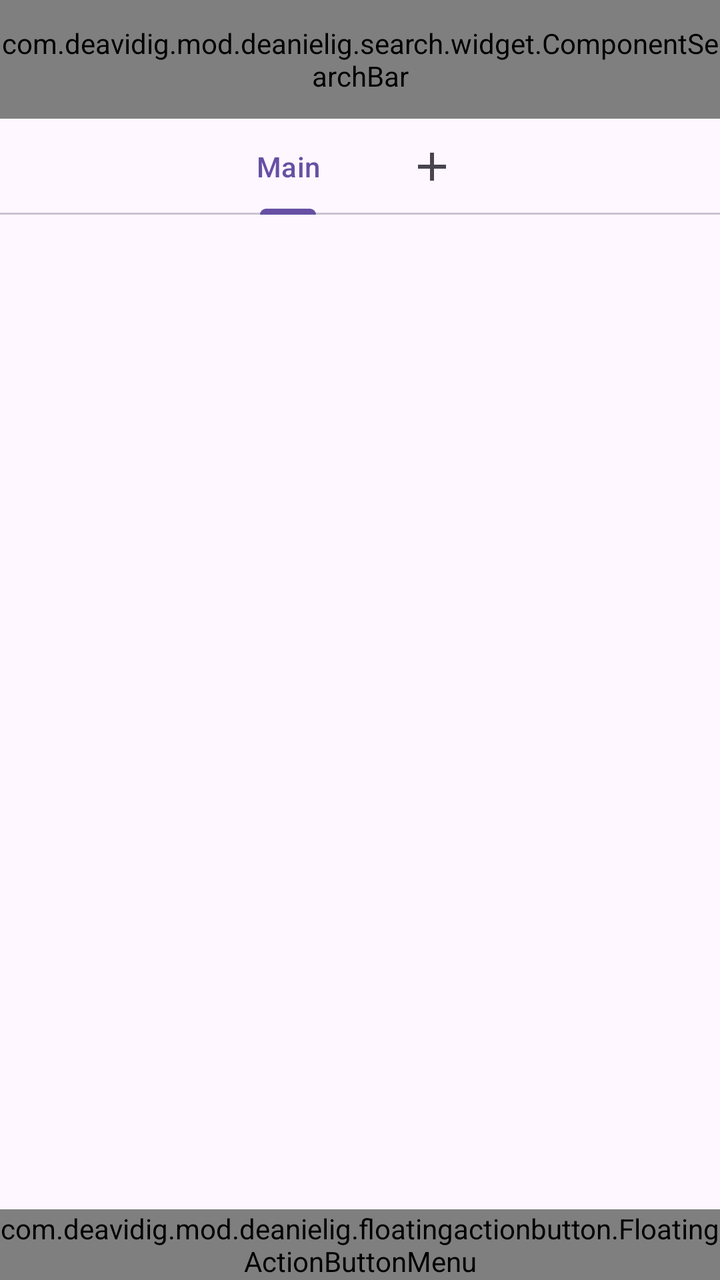
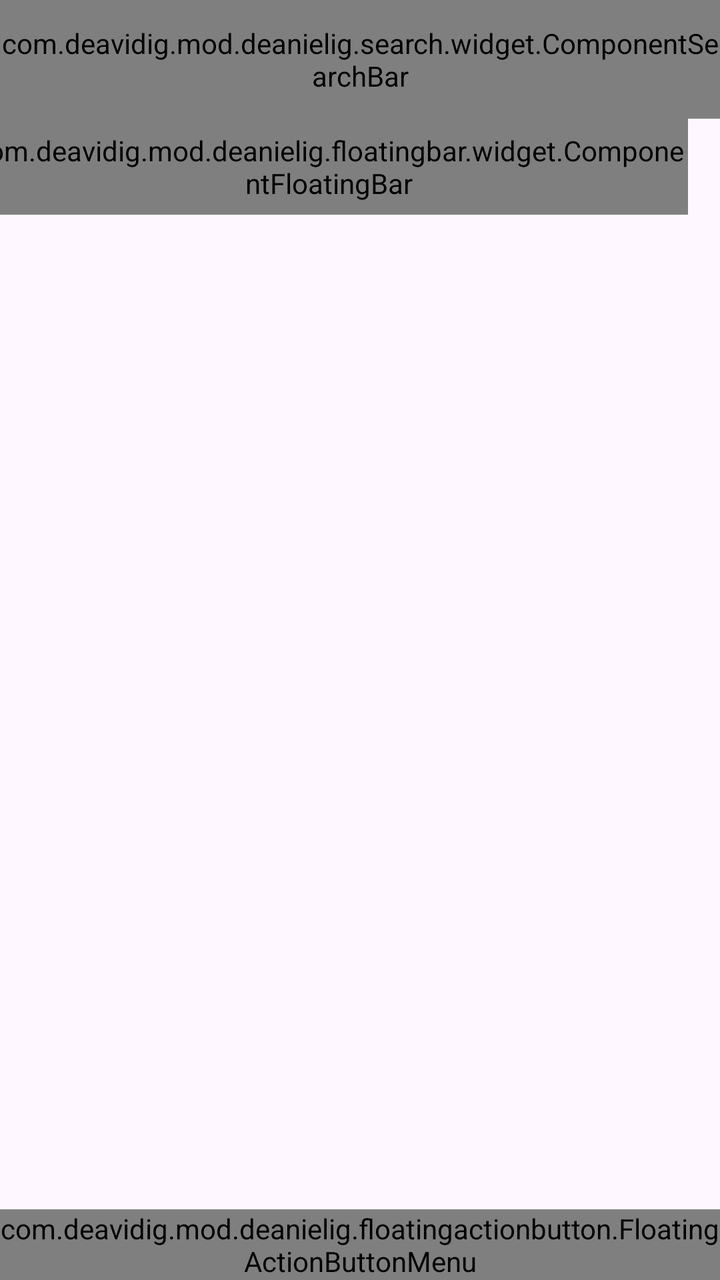

Before-and-after screenshots of an Android layout around one commit, followed by the original layout XML and the change that was made.
<!-- AndroidManifest.xml: application theme Theme.SketchprojectPro -->
<!-- res/layout/activity_main.xml -->
<?xml version="1.0" encoding="utf-8"?>
<androidx.coordinatorlayout.widget.CoordinatorLayout xmlns:android="http://schemas.android.com/apk/res/android"
	xmlns:app="http://schemas.android.com/apk/res-auto"
	xmlns:tools="http://schemas.android.com/tools"
	android:id="@+id/main"
	android:layout_width="match_parent"
	android:layout_height="match_parent"
	tools:context="com.deavidig.skecth.project.main.activities.MainActivity">

	<com.google.android.material.appbar.AppBarLayout
		android:layout_width="match_parent"
		android:layout_height="wrap_content">

		<com.deavidig.mod.deanielig.search.widget.ComponentSearchBar
			android:id="@+id/barSearch"
			android:layout_width="match_parent"
			android:layout_height="wrap_content"
			android:paddingVertical="12dp"
			android:hint="Enter project name..."
			app:title="Type here to Search Project"
			app:titleTextSize="18dp" />

		<com.google.android.material.tabs.TabLayout
			android:id="@+id/tabFilter"
			android:layout_width="match_parent"
			android:layout_height="wrap_content"
			app:tabGravity="center"
			app:tabMode="scrollable">

			<com.google.android.material.tabs.TabItem
				android:layout_width="match_parent"
				android:layout_height="match_parent"
				android:text="Main" />

			<com.google.android.material.tabs.TabItem
				android:layout_width="match_parent"
				android:layout_height="match_parent"
				android:icon="@drawable/ic_add_24" />

		</com.google.android.material.tabs.TabLayout>

	</com.google.android.material.appbar.AppBarLayout>

	<androidx.recyclerview.widget.RecyclerView
		android:layout_width="match_parent"
		android:layout_height="match_parent"
		android:padding="8dp"
		app:layout_behavior="com.google.android.material.appbar.AppBarLayout$ScrollingViewBehavior"
		app:layoutManager="androidx.recyclerview.widget.LinearLayoutManager"
		tools:itemCount="15"
		tools:listitem="@layout/activity_main_recyclerview_project" />

	

	<com.deavidig.mod.deanielig.floatingactionbutton.FloatingActionButtonMenu
		android:id="@+id/projectCreator"
		android:layout_width="wrap_content"
		android:layout_height="wrap_content"
		android:layout_gravity="end|bottom"
		android:text="New Project"
		android:icon="@drawable/ic_add_24"
		app:iconSide="start"
		app:menuOrientation="top"
		app:activeMenuBy="longclick"
		app:scrimEnabled="false">

		<com.deavidig.mod.deanielig.floatingactionbutton.FloatingActionButtonItem
			android:layout_width="wrap_content"
			android:layout_height="wrap_content"
			app:icon="@drawable/ic_settings_backup_restore_24"
			android:text="Restore" />

	</com.deavidig.mod.deanielig.floatingactionbutton.FloatingActionButtonMenu>


</androidx.coordinatorlayout.widget.CoordinatorLayout>
<!-- res/layout/activity_main_recyclerview_project.xml (included above) -->
<?xml version="1.0" encoding="utf-8"?>
<androidx.constraintlayout.widget.ConstraintLayout xmlns:android="http://schemas.android.com/apk/res/android"
	xmlns:app="http://schemas.android.com/apk/res-auto"
	xmlns:tools="http://schemas.android.com/tools"
	android:background="@drawable/bg_project_single"
	android:layout_width="match_parent"
	android:layout_height="75dp">

	<com.deavidig.mod.deanielig.divider.widget.AppCompatComponentMaterialDivider
		android:id="@+id/top_project"
		android:layout_width="0dp"
		android:layout_height="2dp"
		android:background="?attr/colorSurfaceContainerHigh"
		android:visibility="invisible"
		app:dividerInsetEnd="20dp"
		app:dividerInsetStart="20dp"
		app:dividerRadiusTopLeftSize="8dp"
		app:dividerRadiusTopRightSize="8dp"
		app:layout_constraintEnd_toEndOf="parent"
		app:layout_constraintStart_toStartOf="parent" />

	<com.google.android.material.imageview.ShapeableImageView
		android:id="@+id/project_icon"
		android:layout_width="50dp"
		android:layout_height="50dp"
		android:layout_marginStart="8dp"
		android:background="@drawable/ef_gradient_bottomtop_dark"
		app:shapeAppearance="@style/Widget.ComponentMaterial3.ShapeableImageView.Rounded"
		app:layout_constraintBottom_toBottomOf="parent"
		app:layout_constraintStart_toStartOf="parent"
		app:layout_constraintTop_toTopOf="parent"
		app:layout_constraintVertical_bias="0.48" />

	<TextView
		android:id="@+id/description_project"
		style="@style/TextAppearance.Material3.BodyMedium"
		android:layout_width="wrap_content"
		android:layout_height="wrap_content"
		android:layout_marginStart="8dp"
		android:layout_marginBottom="16dp"
		android:text="This is a description of the project"
		android:textColor="#808080"
		app:layout_constraintBottom_toBottomOf="parent"
		app:layout_constraintStart_toEndOf="@+id/project_icon" />

	<TextView
		style="@style/TextAppearance.Material3.TitleLarge.Emphasized"
		android:id="@+id/title_project"
		android:layout_width="wrap_content"
		android:layout_height="wrap_content"
		android:layout_marginStart="8dp"
		android:text="Title of the Project"
		android:textColor="#202020"
		app:layout_constraintBottom_toTopOf="@+id/description_project"
		app:layout_constraintStart_toEndOf="@+id/project_icon"
		app:layout_constraintTop_toTopOf="parent"
		app:layout_constraintVertical_bias="0.923" />

	<TextView
		android:id="@+id/id_project"
		android:layout_width="wrap_content"
		android:layout_height="wrap_content"
		android:layout_marginBottom="2dp"
		android:text="600"
		android:textColor="#FAFAFA"
		app:layout_constraintBottom_toBottomOf="@+id/project_icon"
		app:layout_constraintEnd_toEndOf="@+id/project_icon"
		app:layout_constraintStart_toStartOf="@+id/project_icon" />

	<com.deavidig.mod.deanielig.divider.widget.ComponentMaterialDivider
		android:layout_width="2dp"
		android:layout_height="35dp"
		android:layout_marginEnd="7.5dp"
		android:background="?attr/colorSurfaceContainerHighest"
		app:dividerRadiusSize="8dp"
		app:layout_constraintBottom_toBottomOf="parent"
		app:layout_constraintEnd_toStartOf="@+id/options_project"
		app:layout_constraintTop_toTopOf="parent" />

	<androidx.constraintlayout.utils.widget.ImageFilterButton
		android:id="@+id/options_project"
		android:layout_width="25dp"
		android:layout_height="25dp"
		android:layout_marginEnd="8dp"
		android:background="@android:color/transparent"
		android:src="@drawable/ic_arrow_forward_ios_24"
		android:tint="?attr/colorSurfaceContainerHighest"
		app:layout_constraintBottom_toBottomOf="parent"
		app:layout_constraintEnd_toEndOf="parent"
		app:layout_constraintTop_toTopOf="parent" />

	<com.deavidig.mod.deanielig.divider.widget.ComponentMaterialDivider
		android:id="@+id/bottom_project"
		android:layout_width="0dp"
		android:layout_height="2dp"
		android:background="?attr/colorSurfaceContainerHigh"
		android:visibility="invisible"
		app:dividerInsetEnd="20dp"
		app:dividerInsetStart="20dp"
		app:dividerRadiusBottomLeftSize="8dp"
		app:dividerRadiusBottomRightSize="8dp"
		app:layout_constraintBottom_toBottomOf="parent"
		app:layout_constraintEnd_toEndOf="parent"
		app:layout_constraintStart_toStartOf="parent" />

</androidx.constraintlayout.widget.ConstraintLayout>
<!-- resources referenced by this layout -->
<resources>
  <!-- drawable bg_project_single (drawable) -->
  <?xml version="1.0" encoding="utf-8"?>
  <ripple xmlns:android="http://schemas.android.com/apk/res/android"
  	android:color="?attr/colorControlHighlight">
  	<item>
  		<shape android:shape="rectangle">
  			<solid android:color="?attr/colorSurfaceContainer" />
  			<corners android:radius="18dp" />
  		</shape>
  	</item>
  </ripple>
  <!-- drawable ef_gradient_bottomtop_dark (drawable) -->
  <?xml version="1.0" encoding="utf-8"?>
  <shape xmlns:android="http://schemas.android.com/apk/res/android">
  	<gradient android:angle="90" android:startColor="@android:color/background_dark" android:endColor="@android:color/transparent" />
  </shape>
  <!-- drawable ic_arrow_forward_ios_24 (drawable) -->
  <vector xmlns:android="http://schemas.android.com/apk/res/android"
  	android:width="24dp"
  	android:height="24dp"
  	android:viewportWidth="24"
  	android:viewportHeight="24">
  
  	<path
  		android:fillColor="#D9D9D9"
  		android:pathData="M6.23,20.23l1.77,1.77l10,-10l-10,-10l-1.77,1.77l8.23,8.23z" />
  
  </vector>
  <style name="Theme.SketchprojectPro" parent="Base.Theme.SketchprojectPro" />
  <!-- unchanged entries left out for length: 4 -->
</resources>

<!-- the commit's change to res/layout/activity_main.xml (unified diff, before → after) -->
@@ -15,38 +15,71 @@
 			android:id="@+id/barSearch"
 			android:layout_width="match_parent"
 			android:layout_height="wrap_content"
+			android:hint="Enter project name..."
 			android:paddingVertical="12dp"
-			android:hint="Enter project name..."
+			app:pillElevation="0dp"
+			app:pillMenuRight="@menu/activity_project_creator_back_searchbar_right_menu"
 			app:title="Type here to Search Project"
 			app:titleTextSize="18dp" />
 
-		<com.google.android.material.tabs.TabLayout
-			android:id="@+id/tabFilter"
+		<androidx.constraintlayout.widget.ConstraintLayout
 			android:layout_width="match_parent"
-			android:layout_height="wrap_content"
-			app:tabGravity="center"
-			app:tabMode="scrollable">
-
-			<com.google.android.material.tabs.TabItem
-				android:layout_width="match_parent"
-				android:layout_height="match_parent"
-				android:text="Main" />
-
-			<com.google.android.material.tabs.TabItem
-				android:layout_width="match_parent"
-				android:layout_height="match_parent"
-				android:icon="@drawable/ic_add_24" />
-
-		</com.google.android.material.tabs.TabLayout>
+			android:layout_height="wrap_content">
+
+			<com.google.android.material.tabs.TabLayout
+				android:id="@+id/tabFilter"
+				android:layout_width="0dp"
+				android:layout_height="wrap_content"
+				android:layout_marginStart="16dp"
+				android:layout_marginEnd="4dp"
+				android:background="@drawable/tab_background"
+				android:paddingHorizontal="8dp"
+				app:layout_constraintBottom_toBottomOf="parent"
+				app:layout_constraintEnd_toStartOf="@+id/tabsButton"
+				app:layout_constraintStart_toStartOf="parent"
+				app:layout_constraintTop_toTopOf="parent"
+				app:tabGravity="start"
+				app:tabIconTint="@color/tab_icon_m3_selector"
+				app:tabIndicator="@drawable/tab_indicator_background"
+				app:tabIndicatorAnimationDuration="750"
+				app:tabIndicatorAnimationMode="elastic"
+				app:tabIndicatorColor="?attr/colorSurfaceContainerHighest"
+				app:tabIndicatorFullWidth="false"
+				app:tabIndicatorGravity="stretch"
+				app:tabInlineLabel="true"
+				app:tabMode="scrollable"
+				app:tabRippleColor="@null"
+				app:tabTextColor="@color/tab_icon_m3_selector">
+
+				<com.google.android.material.tabs.TabItem
+					android:layout_width="match_parent"
+					android:layout_height="match_parent"
+					android:text="Main" />
+
+			</com.google.android.material.tabs.TabLayout>
+
+			<com.deavidig.mod.deanielig.floatingbar.widget.ComponentFloatingBar
+				android:id="@+id/tabsButton"
+				android:layout_width="wrap_content"
+				android:layout_height="0dp"
+				android:layout_gravity="bottom"
+				android:layout_marginEnd="16dp"
+				app:layout_constraintBottom_toBottomOf="@+id/tabFilter"
+				app:layout_constraintEnd_toEndOf="parent"
+				app:layout_constraintTop_toTopOf="@+id/tabFilter"
+				app:rightMenu="@menu/activity_main_floatingbar_left_menu" />
+
+		</androidx.constraintlayout.widget.ConstraintLayout>
 
 	</com.google.android.material.appbar.AppBarLayout>
 
 	<androidx.recyclerview.widget.RecyclerView
+		android:id="@+id/project_list"
 		android:layout_width="match_parent"
 		android:layout_height="match_parent"
 		android:padding="8dp"
+		app:layoutManager="androidx.recyclerview.widget.LinearLayoutManager"
 		app:layout_behavior="com.google.android.material.appbar.AppBarLayout$ScrollingViewBehavior"
-		app:layoutManager="androidx.recyclerview.widget.LinearLayoutManager"
 		tools:itemCount="15"
 		tools:listitem="@layout/activity_main_recyclerview_project" />
 
@@ -57,127 +90,176 @@
 		android:layout_width="wrap_content"
 		android:layout_height="wrap_content"
 		android:layout_gravity="end|bottom"
+		android:icon="@drawable/ic_add_24"
 		android:text="New Project"
-		android:icon="@drawable/ic_add_24"
+		app:activeMenuBy="longclick"
 		app:iconSide="start"
 		app:menuOrientation="top"
-		app:activeMenuBy="longclick"
 		app:scrimEnabled="false">
 
 		<com.deavidig.mod.deanielig.floatingactionbutton.FloatingActionButtonItem
 			android:layout_width="wrap_content"
 			android:layout_height="wrap_content"
-			app:icon="@drawable/ic_settings_backup_restore_24"
-			android:text="Restore" />
+			android:text="Restore"
+			app:icon="@drawable/ic_settings_backup_restore_24" />
 
 	</com.deavidig.mod.deanielig.floatingactionbutton.FloatingActionButtonMenu>
-
 
 </androidx.coordinatorlayout.widget.CoordinatorLayout>
 <!-- res/layout/activity_main_recyclerview_project.xml (included above) -->
 <?xml version="1.0" encoding="utf-8"?>
-<androidx.constraintlayout.widget.ConstraintLayout xmlns:android="http://schemas.android.com/apk/res/android"
+<com.google.android.material.card.MaterialCardView xmlns:android="http://schemas.android.com/apk/res/android"
 	xmlns:app="http://schemas.android.com/apk/res-auto"
-	xmlns:tools="http://schemas.android.com/tools"
-	android:background="@drawable/bg_project_single"
+	android:id="@+id/cardProject"
 	android:layout_width="match_parent"
-	android:layout_height="75dp">
-
-	<com.deavidig.mod.deanielig.divider.widget.AppCompatComponentMaterialDivider
-		android:id="@+id/top_project"
-		android:layout_width="0dp"
-		android:layout_height="2dp"
-		android:background="?attr/colorSurfaceContainerHigh"
-		android:visibility="invisible"
-		app:dividerInsetEnd="20dp"
-		app:dividerInsetStart="20dp"
-		app:dividerRadiusTopLeftSize="8dp"
-		app:dividerRadiusTopRightSize="8dp"
-		app:layout_constraintEnd_toEndOf="parent"
-		app:layout_constraintStart_toStartOf="parent" />
-
-	<com.google.android.material.imageview.ShapeableImageView
-		android:id="@+id/project_icon"
-		android:layout_width="50dp"
-		android:layout_height="50dp"
-		android:layout_marginStart="8dp"
-		android:background="@drawable/ef_gradient_bottomtop_dark"
-		app:shapeAppearance="@style/Widget.ComponentMaterial3.ShapeableImageView.Rounded"
-		app:layout_constraintBottom_toBottomOf="parent"
-		app:layout_constraintStart_toStartOf="parent"
-		app:layout_constraintTop_toTopOf="parent"
-		app:layout_constraintVertical_bias="0.48" />
-
-	<TextView
-		android:id="@+id/description_project"
-		style="@style/TextAppearance.Material3.BodyMedium"
-		android:layout_width="wrap_content"
+	android:layout_height="wrap_content"
+	android:layout_marginVertical="2dp"
+	app:cardBackgroundColor="?attr/colorSurfaceContainer"
+	app:cardCornerRadius="14dp"
+	app:cardElevation="0dp"
+	app:strokeWidth="0dp">
+
+	<androidx.constraintlayout.widget.ConstraintLayout
+		android:layout_width="match_parent"
 		android:layout_height="wrap_content"
-		android:layout_marginStart="8dp"
-		android:layout_marginBottom="16dp"
-		android:text="This is a description of the project"
-		android:textColor="#808080"
-		app:layout_constraintBottom_toBottomOf="parent"
-		app:layout_constraintStart_toEndOf="@+id/project_icon" />
-
-	<TextView
-		style="@style/TextAppearance.Material3.TitleLarge.Emphasized"
-		android:id="@+id/title_project"
-		android:layout_width="wrap_content"
-		android:layout_height="wrap_content"
-		android:layout_marginStart="8dp"
-		android:text="Title of the Project"
-		android:textColor="#202020"
-		app:layout_constraintBottom_toTopOf="@+id/description_project"
-		app:layout_constraintStart_toEndOf="@+id/project_icon"
-		app:layout_constraintTop_toTopOf="parent"
-		app:layout_constraintVertical_bias="0.923" />
-
-	<TextView
-		android:id="@+id/id_project"
-		android:layout_width="wrap_content"
-		android:layout_height="wrap_content"
-		android:layout_marginBottom="2dp"
-		android:text="600"
-		android:textColor="#FAFAFA"
-		app:layout_constraintBottom_toBottomOf="@+id/project_icon"
-		app:layout_constraintEnd_toEndOf="@+id/project_icon"
-		app:layout_constraintStart_toStartOf="@+id/project_icon" />
-
-	<com.deavidig.mod.deanielig.divider.widget.ComponentMaterialDivider
-		android:layout_width="2dp"
-		android:layout_height="35dp"
-		android:layout_marginEnd="7.5dp"
-		android:background="?attr/colorSurfaceContainerHighest"
-		app:dividerRadiusSize="8dp"
-		app:layout_constraintBottom_toBottomOf="parent"
-		app:layout_constraintEnd_toStartOf="@+id/options_project"
-		app:layout_constraintTop_toTopOf="parent" />
-
-	<androidx.constraintlayout.utils.widget.ImageFilterButton
-		android:id="@+id/options_project"
-		android:layout_width="25dp"
-		android:layout_height="25dp"
-		android:layout_marginEnd="8dp"
-		android:background="@android:color/transparent"
-		android:src="@drawable/ic_arrow_forward_ios_24"
-		android:tint="?attr/colorSurfaceContainerHighest"
-		app:layout_constraintBottom_toBottomOf="parent"
-		app:layout_constraintEnd_toEndOf="parent"
-		app:layout_constraintTop_toTopOf="parent" />
-
-	<com.deavidig.mod.deanielig.divider.widget.ComponentMaterialDivider
-		android:id="@+id/bottom_project"
-		android:layout_width="0dp"
-		android:layout_height="2dp"
-		android:background="?attr/colorSurfaceContainerHigh"
-		android:visibility="invisible"
-		app:dividerInsetEnd="20dp"
-		app:dividerInsetStart="20dp"
-		app:dividerRadiusBottomLeftSize="8dp"
-		app:dividerRadiusBottomRightSize="8dp"
-		app:layout_constraintBottom_toBottomOf="parent"
-		app:layout_constraintEnd_toEndOf="parent"
-		app:layout_constraintStart_toStartOf="parent" />
-
-</androidx.constraintlayout.widget.ConstraintLayout>
+		android:padding="12dp"
+		android:clipToPadding="false">
+
+		<com.google.android.material.imageview.ShapeableImageView
+			android:id="@+id/project_icon"
+			android:layout_width="45dp"
+			android:layout_height="45dp"
+			android:layout_marginStart="15dp"
+			android:foreground="@drawable/ef_gradient_bottomtop_dark"
+			android:rotation="13.75"
+			android:visibility="gone"
+			app:layout_constraintBottom_toBottomOf="@+id/application_icon"
+			app:layout_constraintEnd_toEndOf="@+id/application_icon"
+			app:layout_constraintStart_toStartOf="@+id/application_icon"
+			app:layout_constraintTop_toTopOf="@+id/application_icon"
+			app:shapeAppearance="@style/Widget.ComponentMaterial3.ShapeableImageView.Rounded" />
+
+		<com.google.android.material.imageview.ShapeableImageView
+			android:id="@+id/application_icon"
+			android:layout_width="45dp"
+			android:layout_height="45dp"
+			android:foreground="@drawable/ef_gradient_bottomtop_dark"
+			android:src="@mipmap/ic_launcher"
+			app:layout_constraintStart_toStartOf="parent"
+			app:layout_constraintTop_toTopOf="parent"
+			app:shapeAppearance="@style/Widget.ComponentMaterial3.ShapeableImageView.Rounded" />
+
+		<TextView
+			android:id="@+id/id_project"
+			android:layout_width="wrap_content"
+			android:layout_height="wrap_content"
+			android:layout_marginBottom="2dp"
+			android:text="600"
+			android:textColor="?android:attr/textColorPrimaryInverse"
+			app:layout_constraintBottom_toBottomOf="@+id/application_icon"
+			app:layout_constraintEnd_toEndOf="@+id/application_icon"
+			app:layout_constraintStart_toStartOf="@+id/application_icon" />
+
+		<TextView
+			android:id="@+id/application_title"
+			android:layout_width="wrap_content"
+			android:layout_height="wrap_content"
+			android:layout_marginStart="18dp"
+			android:textColor="?android:attr/textColorPrimary"
+			android:textSize="19sp"
+			android:textStyle="bold"
+			app:layout_constraintStart_toEndOf="@id/application_icon"
+			app:layout_constraintTop_toTopOf="@id/application_icon" />
+
+		<TextView
+			android:id="@+id/badge_module"
+			android:layout_width="wrap_content"
+			android:layout_height="wrap_content"
+			android:background="@drawable/badge_bg"
+			android:paddingHorizontal="10dp"
+			android:paddingBottom="2dp"
+			android:layout_marginStart="5dp"
+			android:textStyle="bold"
+			android:text=":app"
+			app:layout_constraintBottom_toBottomOf="@+id/application_title"
+			app:layout_constraintStart_toEndOf="@id/application_title"
+			app:layout_constraintTop_toTopOf="@+id/application_title" />
+
+		<TextView
+			android:id="@+id/badge_language"
+			android:layout_width="wrap_content"
+			android:layout_height="wrap_content"
+			android:background="@drawable/badge_bg"
+			android:paddingHorizontal="10dp"
+			android:paddingBottom="2dp"
+			android:layout_marginStart="5dp"
+			android:textStyle="bold"
+			app:layout_constraintBottom_toBottomOf="@+id/badge_module"
+			app:layout_constraintStart_toEndOf="@id/badge_module"
+			app:layout_constraintTop_toTopOf="@+id/badge_module" />
+
+		<TextView
+			android:id="@+id/badge_extra"
+			android:layout_width="wrap_content"
+			android:layout_height="wrap_content"
+			android:layout_marginStart="5dp"
+			android:background="@drawable/badge_bg"
+			android:paddingHorizontal="16dp"
+			android:paddingBottom="2dp"
+			android:text="+"
+			android:textStyle="bold"
+			android:visibility="gone"
+			app:layout_constraintBottom_toBottomOf="@+id/badge_language"
+			app:layout_constraintEnd_toStartOf="@+id/options_more"
+			app:layout_constraintStart_toEndOf="@id/badge_language"
+			app:layout_constraintTop_toTopOf="@+id/badge_language" />
+
+		<TextView
+			android:id="@+id/application_package"
+			android:layout_width="0dp"
+			android:layout_height="wrap_content"
+			android:layout_marginTop="2dp"
+			android:textColor="#777777"
+			android:textSize="12sp"
+			app:layout_constraintEnd_toStartOf="@id/options_more"
+			app:layout_constraintStart_toStartOf="@id/application_title"
+			app:layout_constraintTop_toBottomOf="@id/application_title" />
+
+		<ImageButton
+			android:id="@+id/options_more"
+			android:layout_width="32dp"
+			android:layout_height="32dp"
+			android:background="?attr/selectableItemBackgroundBorderless"
+			android:src="@drawable/ic_more_vert_24"
+			app:layout_constraintBottom_toBottomOf="@id/application_icon"
+			app:layout_constraintEnd_toEndOf="parent"
+			app:layout_constraintTop_toTopOf="@id/application_icon" />
+
+		<com.deavidig.mod.deanielig.divider.widget.ComponentMaterialDivider
+			android:id="@+id/project_divider"
+			android:layout_width="0dp"
+			android:layout_height="1dp"
+			android:layout_marginTop="10dp"
+			android:visibility="gone"
+			app:dividerColor="?attr/colorSurfaceContainerHighest"
+			app:dividerRadiusSize="16dp"
+			app:layout_constraintEnd_toEndOf="parent"
+			app:layout_constraintStart_toStartOf="parent"
+			app:layout_constraintTop_toBottomOf="@id/application_icon" />
+
+		<TextView
+			android:id="@+id/project_description"
+			android:layout_width="0dp"
+			android:layout_height="wrap_content"
+			android:layout_marginTop="5dp"
+			android:lineSpacingExtra="2dp"
+			android:textColor="?android:attr/textColorPrimary"
+			android:textSize="12sp"
+			android:visibility="gone"
+			app:layout_constraintEnd_toEndOf="parent"
+			app:layout_constraintStart_toStartOf="parent"
+			app:layout_constraintTop_toBottomOf="@id/project_divider" />
+
+	</androidx.constraintlayout.widget.ConstraintLayout>
+
+</com.google.android.material.card.MaterialCardView>
<!-- resource entries referenced after the edit -->
@@ -1,34 +1,85 @@
 <!-- resources referenced by this layout -->
 <resources>
-  <!-- drawable bg_project_single (drawable) -->
+  <!-- drawable badge_bg (drawable) -->
   <?xml version="1.0" encoding="utf-8"?>
-  <ripple xmlns:android="http://schemas.android.com/apk/res/android"
-  	android:color="?attr/colorControlHighlight">
-  	<item>
-  		<shape android:shape="rectangle">
-  			<solid android:color="?attr/colorSurfaceContainer" />
-  			<corners android:radius="18dp" />
-  		</shape>
-  	</item>
-  </ripple>
+  <shape xmlns:android="http://schemas.android.com/apk/res/android">
+  	<solid android:color="?attr/colorSurfaceContainerHighest" />
+  	<corners android:radius="16dp" />
+  </shape>
   <!-- drawable ef_gradient_bottomtop_dark (drawable) -->
   <?xml version="1.0" encoding="utf-8"?>
   <shape xmlns:android="http://schemas.android.com/apk/res/android">
+  	<corners android:radius="10.5dp" />
   	<gradient android:angle="90" android:startColor="@android:color/background_dark" android:endColor="@android:color/transparent" />
   </shape>
-  <!-- drawable ic_arrow_forward_ios_24 (drawable) -->
+  <!-- drawable ic_more_vert_24 (drawable) -->
   <vector xmlns:android="http://schemas.android.com/apk/res/android"
-  	android:width="24dp"
-  	android:height="24dp"
-  	android:viewportWidth="24"
-  	android:viewportHeight="24">
+      android:width="24dp"
+      android:height="24dp"
+      android:viewportWidth="960"
+      android:viewportHeight="960">
+    <path
+        android:pathData="M480,800q-33,0 -56.5,-23.5T400,720q0,-33 23.5,-56.5T480,640q33,0 56.5,23.5T560,720q0,33 -23.5,56.5T480,800ZM480,560q-33,0 -56.5,-23.5T400,480q0,-33 23.5,-56.5T480,400q33,0 56.5,23.5T560,480q0,33 -23.5,56.5T480,560ZM480,320q-33,0 -56.5,-23.5T400,240q0,-33 23.5,-56.5T480,160q33,0 56.5,23.5T560,240q0,33 -23.5,56.5T480,320Z"
+        android:fillColor="#D9D9D9"/>
+  </vector>
+  <!-- drawable tab_background (drawable) -->
+  <?xml version="1.0" encoding="utf-8"?>
+  <shape xmlns:android="http://schemas.android.com/apk/res/android">
+  	<corners android:radius="32dp" />
+  	<solid android:color="?attr/colorSurfaceContainer" />
+  </shape>
+  <!-- drawable tab_indicator_background (drawable) -->
+  <?xml version="1.0" encoding="utf-8"?>
+  <inset xmlns:android="http://schemas.android.com/apk/res/android"
+  	android:insetTop="10dp"
+  	android:insetBottom="10dp"
+  	android:insetLeft="-10dp"
+  	android:insetRight="-10dp">
   
+  	<shape android:shape="rectangle">
+  		<corners android:radius="100dp" />
+  	</shape>
+  </inset>
+  <!-- mipmap ic_launcher (mipmap-anydpi-v26) -->
+  <?xml version="1.0" encoding="utf-8"?>
+  <adaptive-icon xmlns:android="http://schemas.android.com/apk/res/android">
+  	<background android:drawable="@drawable/ic_launcher_background" />
+  	<foreground android:drawable="@drawable/ic_launcher_foreground" />
+  	<monochrome android:drawable="@drawable/ic_launcher_foreground" />
+  </adaptive-icon>
+  <style name="Theme.SketchprojectPro" parent="Base.Theme.SketchprojectPro" />
+  <!-- drawable ic_launcher_background: vector/xml drawable (drawable, 4714 chars, omitted) -->
+  <!-- drawable ic_launcher_foreground (drawable) -->
+  <vector xmlns:android="http://schemas.android.com/apk/res/android"
+  	xmlns:aapt="http://schemas.android.com/aapt"
+  	android:width="108dp"
+  	android:height="108dp"
+  	android:viewportWidth="108"
+  	android:viewportHeight="108">
+  	<path android:pathData="M31,63.928c0,0 6.4,-11 12.1,-13.1c7.2,-2.6 26,-1.4 26,-1.4l38.1,38.1L107,108.928l-32,-1L31,63.928z">
+  		<aapt:attr name="android:fillColor">
+  			<gradient
+  				android:endX="85.84757"
+  				android:endY="92.4963"
+  				android:startX="42.9492"
+  				android:startY="49.59793"
+  				android:type="linear">
+  				<item
+  					android:color="#44000000"
+  					android:offset="0.0" />
+  				<item
+  					android:color="#00000000"
+  					android:offset="1.0" />
+  			</gradient>
+  		</aapt:attr>
+  	</path>
   	<path
-  		android:fillColor="#D9D9D9"
-  		android:pathData="M6.23,20.23l1.77,1.77l10,-10l-10,-10l-1.77,1.77l8.23,8.23z" />
-  
+  		android:fillColor="#FFFFFF"
+  		android:fillType="nonZero"
+  		android:pathData="M65.3,45.828l3.8,-6.6c0.2,-0.4 0.1,-0.9 -0.3,-1.1c-0.4,-0.2 -0.9,-0.1 -1.1,0.3l-3.9,6.7c-6.3,-2.8 -13.4,-2.8 -19.7,0l-3.9,-6.7c-0.2,-0.4 -0.7,-0.5 -1.1,-0.3C38.8,38.328 38.7,38.828 38.9,39.228l3.8,6.6C36.2,49.428 31.7,56.028 31,63.928h46C76.3,56.028 71.8,49.428 65.3,45.828zM43.4,57.328c-0.8,0 -1.5,-0.5 -1.8,-1.2c-0.3,-0.7 -0.1,-1.5 0.4,-2.1c0.5,-0.5 1.4,-0.7 2.1,-0.4c0.7,0.3 1.2,1 1.2,1.8C45.3,56.528 44.5,57.328 43.4,57.328L43.4,57.328zM64.6,57.328c-0.8,0 -1.5,-0.5 -1.8,-1.2s-0.1,-1.5 0.4,-2.1c0.5,-0.5 1.4,-0.7 2.1,-0.4c0.7,0.3 1.2,1 1.2,1.8C66.5,56.528 65.6,57.328 64.6,57.328L64.6,57.328z"
+  		android:strokeWidth="1"
+  		android:strokeColor="#00000000" />
   </vector>
-  <style name="Theme.SketchprojectPro" parent="Base.Theme.SketchprojectPro" />
   <!-- unchanged entries left out for length: 4 -->
 </resources>
 
